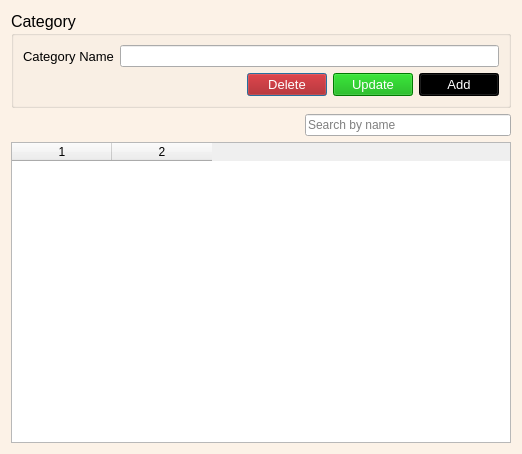
The window that ui/catgory.ui (ansarul543/pos-inventory) describes before a commit, drawn with Qt 5.
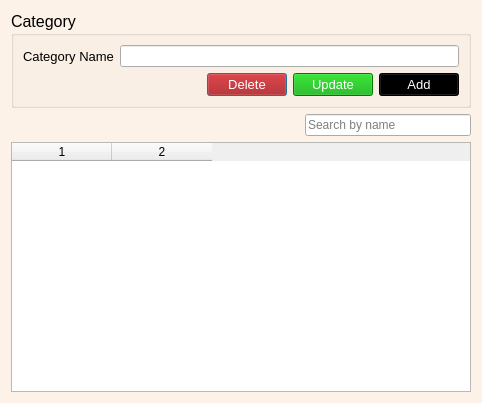
The same window after the commit.

```diff
--- a/ui/catgory.ui
+++ b/ui/catgory.ui
@@ -9,8 +9,8 @@
    <rect>
     <x>0</x>
     <y>0</y>
-    <width>522</width>
-    <height>454</height>
+    <width>482</width>
+    <height>403</height>
    </rect>
   </property>
   <property name="windowTitle">
```
